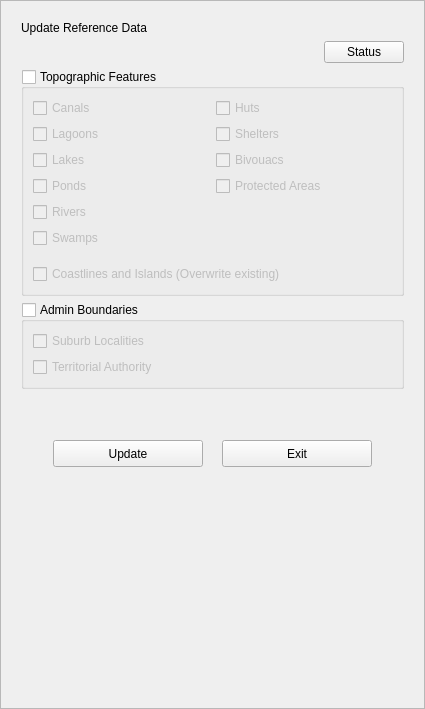
Before: the Qt Designer form buildings/gui/reference_data.ui in linz/nz-buildings, drawn with Qt 5.
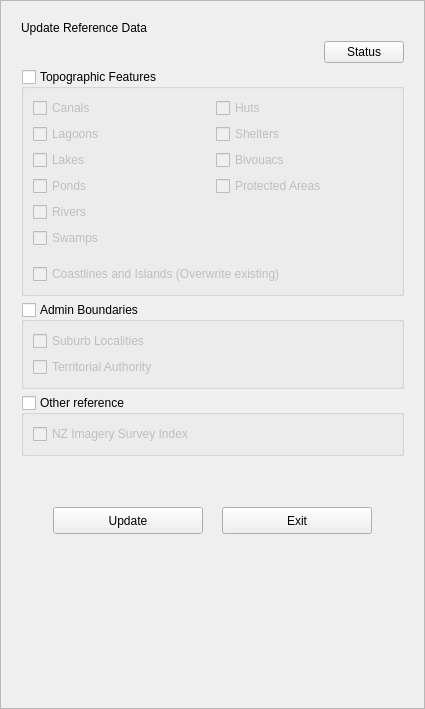
After: the same form once the commit is applied.

Commit message: feat: plugin changes for nz_imagery_survey_index

Patch:
```diff
--- a/buildings/gui/reference_data.ui
+++ b/buildings/gui/reference_data.ui
@@ -224,6 +224,31 @@
            </layout>
           </widget>
          </item>
+         <item>
+          <widget class="QGroupBox" name="grbx_other">
+           <property name="title">
+            <string>Other reference</string>
+           </property>
+           <property name="flat">
+            <bool>false</bool>
+           </property>
+           <property name="checkable">
+            <bool>true</bool>
+           </property>
+           <property name="checked">
+            <bool>false</bool>
+           </property>
+           <layout class="QVBoxLayout" name="verticalLayout_6">
+            <item>
+             <widget class="QCheckBox" name="chbx_imagery">
+              <property name="text">
+               <string>NZ Imagery Survey Index</string>
+              </property>
+             </widget>
+            </item>
+           </layout>
+          </widget>
+         </item>
          <item>
           <spacer name="verticalSpacer_3">
            <property name="orientation">
```
The commit also changes 2 other files.
